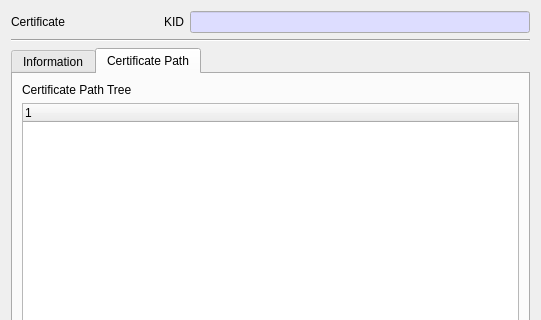
Before: the Qt Designer form CertMan/cert_info_dlg.ui in jykim74/CertMan, drawn with Qt 5; both pictures show x 0 to 541 and y 0 to 320 of the 541 by 546 pixel window.
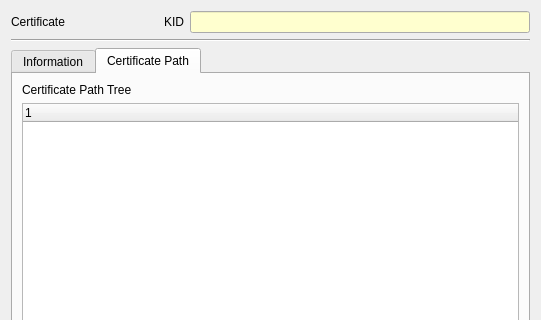
After: the same form once the commit is applied.

```diff
--- a/CertMan/cert_info_dlg.ui
+++ b/CertMan/cert_info_dlg.ui
@@ -33,9 +33,9 @@
           <colorrole role="Base">
            <brush brushstyle="SolidPattern">
             <color alpha="255">
-             <red>221</red>
-             <green>221</green>
-             <blue>255</blue>
+             <red>255</red>
+             <green>255</green>
+             <blue>207</blue>
             </color>
            </brush>
           </colorrole>
@@ -44,9 +44,9 @@
           <colorrole role="Base">
            <brush brushstyle="SolidPattern">
             <color alpha="255">
-             <red>221</red>
-             <green>221</green>
-             <blue>255</blue>
+             <red>255</red>
+             <green>255</green>
+             <blue>207</blue>
             </color>
            </brush>
           </colorrole>
```
